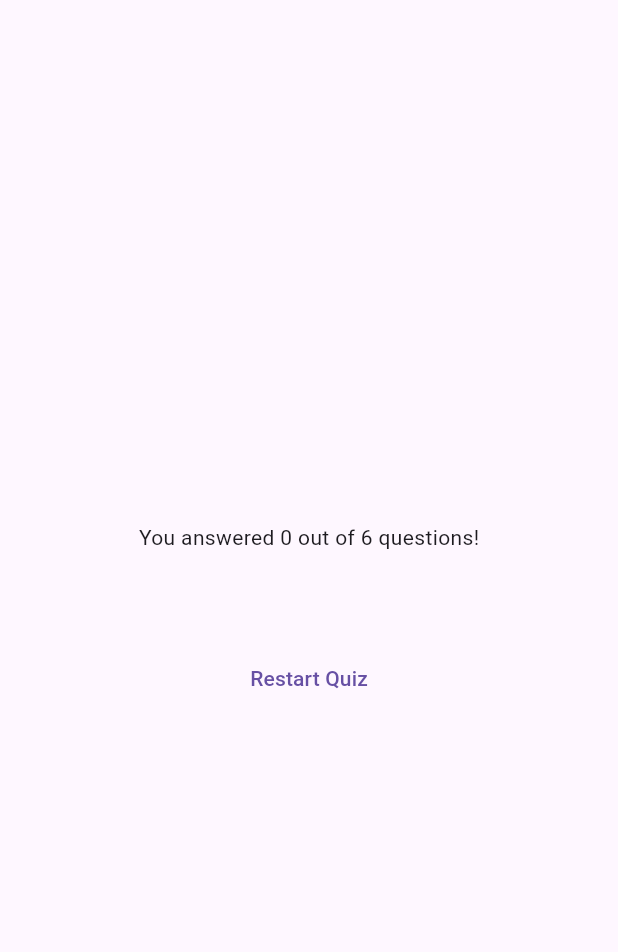
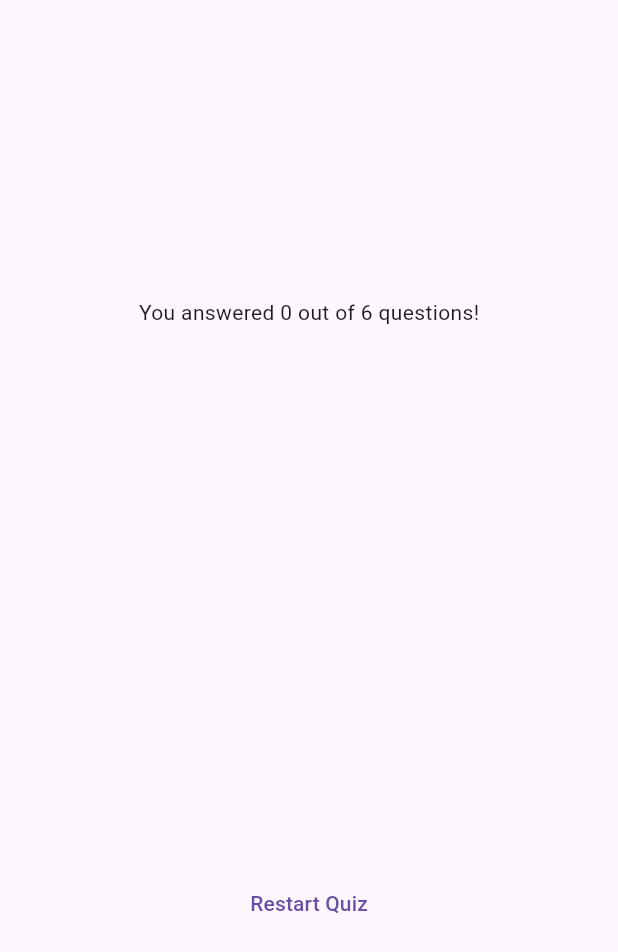
Before and after one commit to NevenD/adv_basics, a Flutter app: the ResultsScreen widget shown alone on an empty page, opened directly with empty values, on a phone screen of 412 x 824 dp. Shown: the top 952 px of the screen. Run offline on Flutter 3.47's test engine with Material 3 defaults, Android fonts, the phone set to English and light mode, and no system bars; our stand-ins replace google_fonts.

```diff
--- a/lib/questions_summary.dart
+++ b/lib/questions_summary.dart
@@ -7,7 +7,10 @@ class QuestionsSummary extends StatelessWidget {
 
   @override
   Widget build(BuildContext context) {
-    return Column(
+    return SizedBox(
+      height: 300,
+      child: SingleChildScrollView(
+        child: Column(
           children: summaryData.map((data) {
             return Row(
               children: [
@@ -19,13 +22,17 @@ class QuestionsSummary extends StatelessWidget {
                       Text(data['question'] as String),
                       const SizedBox(height: 5),
                       Text('Your answer: ${data['user_answer'] as String}'),
-                  Text('Correct answer: ${data['correct_answer'] as String}'),
+                      Text(
+                        'Correct answer: ${data['correct_answer'] as String}',
+                      ),
                     ],
                   ),
                 ),
               ],
             );
           }).toList(),
+        ),
+      ),
     );
   }
 }
--- a/lib/results_screen.dart
+++ b/lib/results_screen.dart
@@ -24,6 +24,12 @@ class ResultsScreen extends StatelessWidget {
 
   @override
   Widget build(context) {
+    final summaryData = getSummaryData();
+    final numberOfTotalQuestions = questions.length;
+    final numberOfCorrectAnswers = summaryData.where((data) {
+      return data['user_answer'] == data['correct_answer'];
+    }).length;
+
     return SizedBox(
       width: double.infinity,
       child: Container(
@@ -32,10 +38,10 @@ class ResultsScreen extends StatelessWidget {
           mainAxisAlignment: MainAxisAlignment.center,
           children: [
             Text(
-              'You answered ${choosenAnswers.length} out of ${questions.length} questions!',
+              'You answered $numberOfCorrectAnswers out of $numberOfTotalQuestions questions!',
             ),
             SizedBox(height: 30),
-            QuestionsSummary(summaryData: getSummaryData()),
+            QuestionsSummary(summaryData: summaryData),
             SizedBox(height: 30),
             TextButton(onPressed: () {}, child: Text('Restart Quiz')),
           ],
```
Lines whose indentation alone changed are shown as unchanged.
